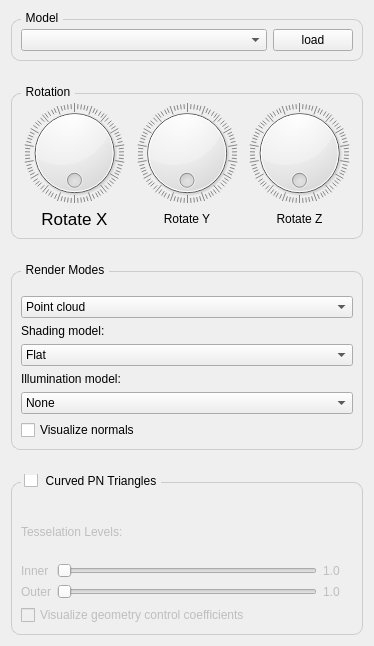
lauraBaakman/Advanced-Computer-Graphics, file code/pnt/view/ui/sidebar.ui: the form before one commit.
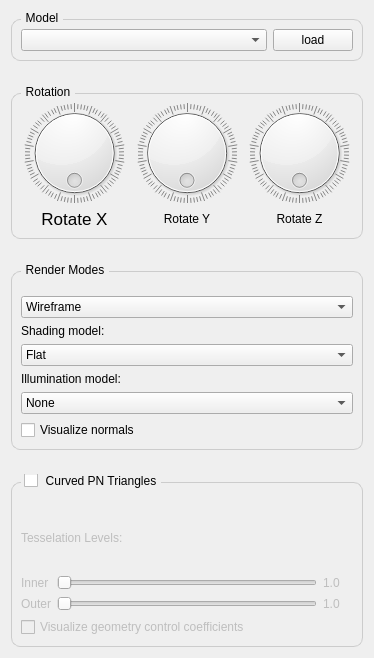
The form after the commit.

Patch:
```diff
--- a/code/pnt/view/ui/sidebar.ui
+++ b/code/pnt/view/ui/sidebar.ui
@@ -7,7 +7,7 @@
     <x>0</x>
     <y>0</y>
     <width>374</width>
-    <height>646</height>
+    <height>658</height>
    </rect>
   </property>
   <property name="sizePolicy">
@@ -259,11 +259,6 @@
           <verstretch>0</verstretch>
          </sizepolicy>
         </property>
-        <item>
-         <property name="text">
-          <string>Point cloud</string>
-         </property>
-        </item>
         <item>
          <property name="text">
           <string>Wireframe</string>
```
